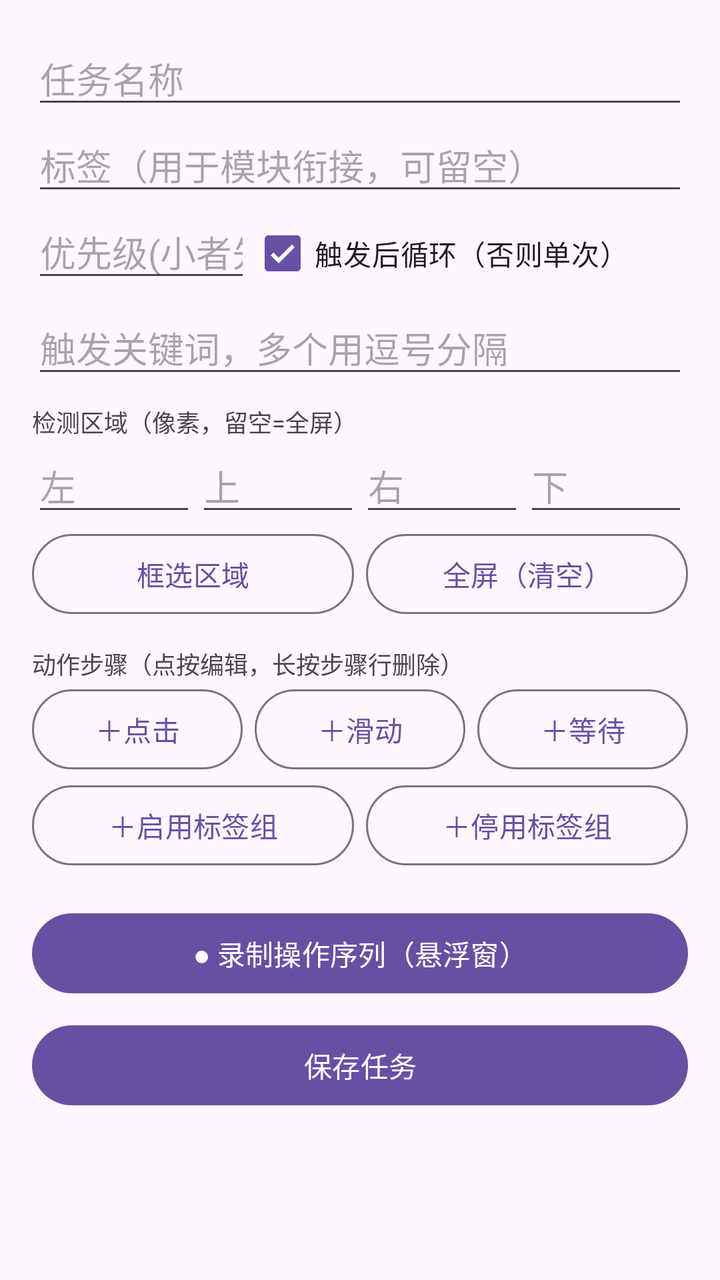
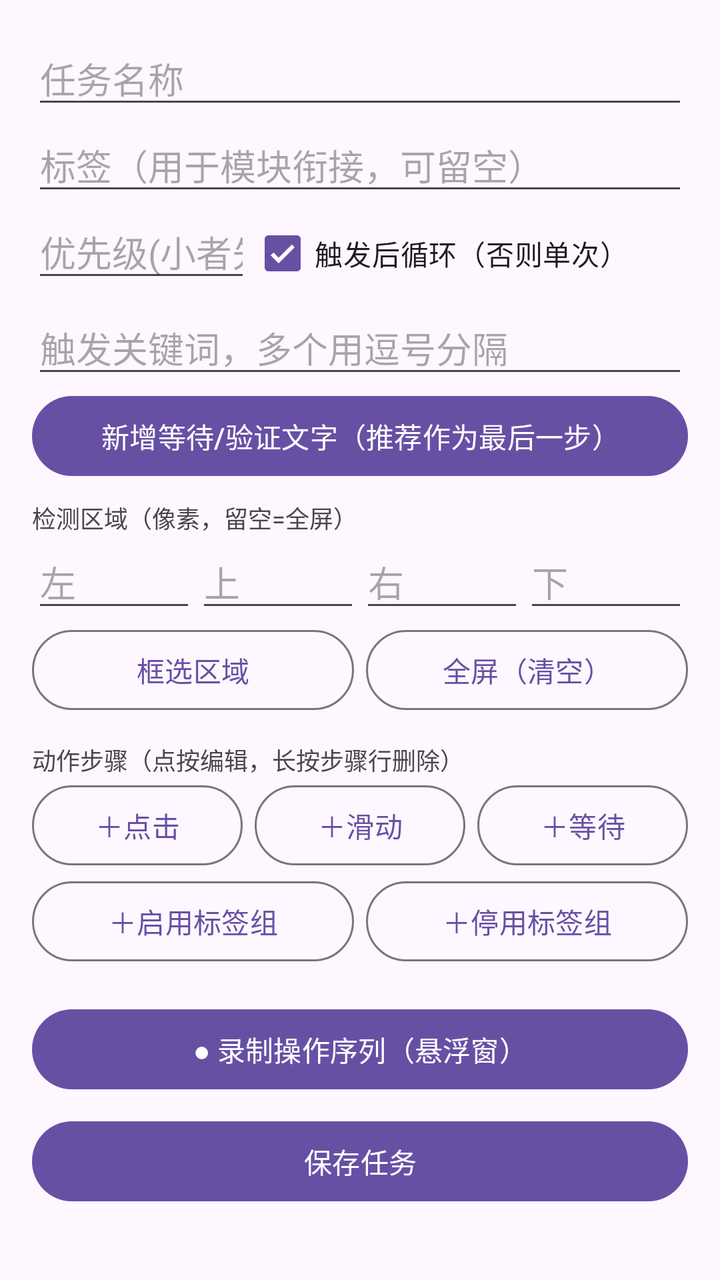

Screens rendered from an Android XML layout before and after an edit, with the pre-edit source and the edit as a unified diff.
<!-- AndroidManifest.xml: application theme Theme.FlowClicker -->
<!-- res/layout/activity_task_edit.xml -->
<?xml version="1.0" encoding="utf-8"?>
<ScrollView xmlns:android="http://schemas.android.com/apk/res/android"
    android:layout_width="match_parent"
    android:layout_height="match_parent">

    <LinearLayout
        android:layout_width="match_parent"
        android:layout_height="wrap_content"
        android:orientation="vertical"
        android:padding="16dp">

        <EditText
            android:id="@+id/etName"
            android:layout_width="match_parent"
            android:layout_height="wrap_content"
            android:hint="任务名称" />

        <EditText
            android:id="@+id/etTag"
            android:layout_width="match_parent"
            android:layout_height="wrap_content"
            android:hint="标签（用于模块衔接，可留空）" />

        <LinearLayout
            android:layout_width="match_parent"
            android:layout_height="wrap_content"
            android:orientation="horizontal">

            <EditText
                android:id="@+id/etPriority"
                android:layout_width="0dp"
                android:layout_height="wrap_content"
                android:layout_weight="1"
                android:hint="优先级(小者先)"
                android:inputType="number" />

            <CheckBox
                android:id="@+id/cbLoop"
                android:layout_width="0dp"
                android:layout_height="wrap_content"
                android:layout_gravity="center_vertical"
                android:layout_weight="2"
                android:checked="true"
                android:text="触发后循环（否则单次）" />
        </LinearLayout>

        <EditText
            android:id="@+id/etKeywords"
            android:layout_width="match_parent"
            android:layout_height="wrap_content"
            android:hint="触发关键词，多个用逗号分隔" />

        <TextView
            android:layout_width="match_parent"
            android:layout_height="wrap_content"
            android:layout_marginTop="8dp"
            android:text="检测区域（像素，留空=全屏）"
            android:textSize="12sp" />

        <LinearLayout
            android:layout_width="match_parent"
            android:layout_height="wrap_content"
            android:orientation="horizontal">

            <EditText
                android:id="@+id/etRegionL"
                android:layout_width="0dp"
                android:layout_height="wrap_content"
                android:layout_weight="1"
                android:hint="左"
                android:inputType="number" />

            <EditText
                android:id="@+id/etRegionT"
                android:layout_width="0dp"
                android:layout_height="wrap_content"
                android:layout_weight="1"
                android:hint="上"
                android:inputType="number" />

            <EditText
                android:id="@+id/etRegionR"
                android:layout_width="0dp"
                android:layout_height="wrap_content"
                android:layout_weight="1"
                android:hint="右"
                android:inputType="number" />

            <EditText
                android:id="@+id/etRegionB"
                android:layout_width="0dp"
                android:layout_height="wrap_content"
                android:layout_weight="1"
                android:hint="下"
                android:inputType="number" />
        </LinearLayout>

        <LinearLayout
            android:layout_width="match_parent"
            android:layout_height="wrap_content"
            android:orientation="horizontal">

            <Button
                android:id="@+id/btnPickRegion"
                style="?attr/materialButtonOutlinedStyle"
                android:layout_width="0dp"
                android:layout_height="wrap_content"
                android:layout_weight="1"
                android:text="@string/btn_pick_region" />

            <Button
                android:id="@+id/btnClearRegion"
                style="?attr/materialButtonOutlinedStyle"
                android:layout_width="0dp"
                android:layout_height="wrap_content"
                android:layout_marginStart="6dp"
                android:layout_weight="1"
                android:text="@string/btn_clear_region" />
        </LinearLayout>

        <TextView
            android:layout_width="match_parent"
            android:layout_height="wrap_content"
            android:layout_marginTop="12dp"
            android:text="动作步骤（点按编辑，长按步骤行删除）"
            android:textSize="12sp" />

        <LinearLayout
            android:id="@+id/llSteps"
            android:layout_width="match_parent"
            android:layout_height="wrap_content"
            android:orientation="vertical" />

        <LinearLayout
            android:layout_width="match_parent"
            android:layout_height="wrap_content"
            android:orientation="horizontal">

            <Button
                android:id="@+id/btnAddClick"
                style="?attr/materialButtonOutlinedStyle"
                android:layout_width="0dp"
                android:layout_height="wrap_content"
                android:layout_weight="1"
                android:text="＋点击" />

            <Button
                android:id="@+id/btnAddSwipe"
                style="?attr/materialButtonOutlinedStyle"
                android:layout_width="0dp"
                android:layout_height="wrap_content"
                android:layout_marginStart="6dp"
                android:layout_weight="1"
                android:text="＋滑动" />

            <Button
                android:id="@+id/btnAddWait"
                style="?attr/materialButtonOutlinedStyle"
                android:layout_width="0dp"
                android:layout_height="wrap_content"
                android:layout_marginStart="6dp"
                android:layout_weight="1"
                android:text="＋等待" />
        </LinearLayout>

        <LinearLayout
            android:layout_width="match_parent"
            android:layout_height="wrap_content"
            android:orientation="horizontal">

            <Button
                android:id="@+id/btnAddEnable"
                style="?attr/materialButtonOutlinedStyle"
                android:layout_width="0dp"
                android:layout_height="wrap_content"
                android:layout_weight="1"
                android:text="＋启用标签组" />

            <Button
                android:id="@+id/btnAddDisable"
                style="?attr/materialButtonOutlinedStyle"
                android:layout_width="0dp"
                android:layout_height="wrap_content"
                android:layout_marginStart="6dp"
                android:layout_weight="1"
                android:text="＋停用标签组" />
        </LinearLayout>

        <Button
            android:id="@+id/btnRecord"
            android:layout_width="match_parent"
            android:layout_height="wrap_content"
            android:layout_marginTop="16dp"
            android:text="@string/btn_record" />

        <Button
            android:id="@+id/btnSave"
            android:layout_width="match_parent"
            android:layout_height="wrap_content"
            android:layout_marginTop="8dp"
            android:text="保存任务" />
    </LinearLayout>
</ScrollView>
<!-- resources referenced by this layout -->
<resources>
  <string name="btn_clear_region">全屏（清空）</string>
  <string name="btn_pick_region">框选区域</string>
  <string name="btn_record">● 录制操作序列（悬浮窗）</string>
  <style name="Theme.FlowClicker" parent="Theme.Material3.DayNight.NoActionBar" />
</resources>

<!-- the commit's change to res/layout/activity_task_edit.xml (unified diff, before → after) -->
@@ -50,6 +50,12 @@
             android:layout_height="wrap_content"
             android:hint="触发关键词，多个用逗号分隔" />
 
+        <Button
+            android:id="@+id/btnAddWaitText"
+            android:layout_width="match_parent"
+            android:layout_height="wrap_content"
+            android:text="新增等待/验证文字（推荐作为最后一步）" />
+
         <TextView
             android:layout_width="match_parent"
             android:layout_height="wrap_content"
